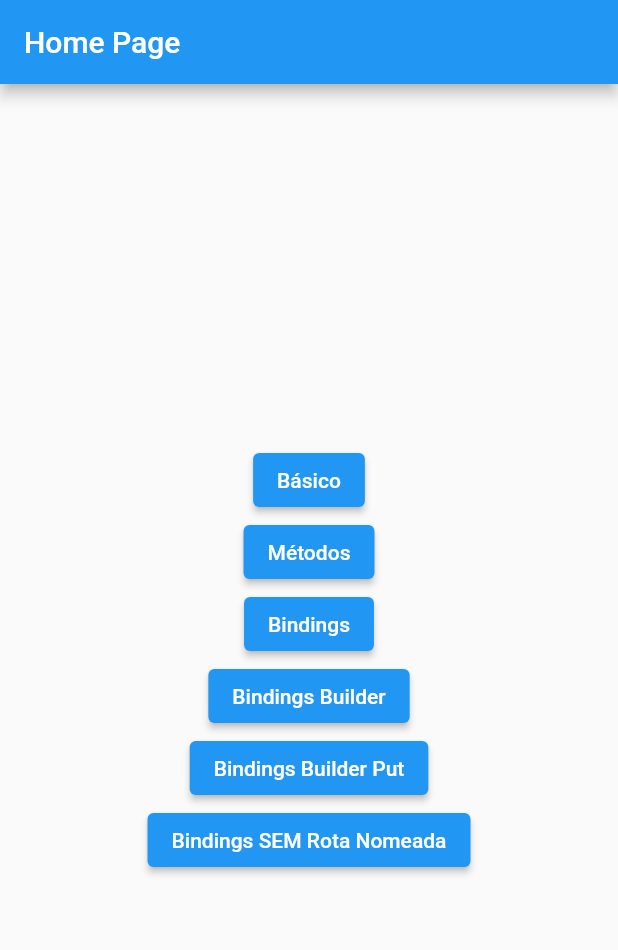
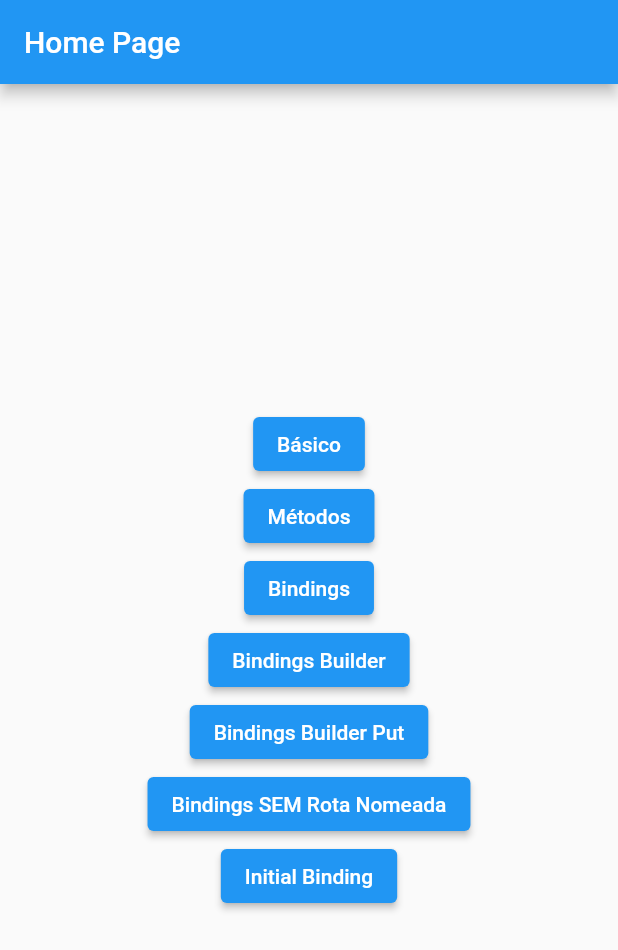
Before and after one commit to dariopmaciel/get_dependencias, a Flutter app: the screen it shows after launch, on a phone screen of 412 x 824 dp. Shown: the top 950 px of the screen. Run offline on Flutter 3.47's test engine with Material 3 defaults, Android fonts, the phone set to English and light mode, and no system bars; our stand-ins replace get, shared_preferences.

Commit message:
InitialBinding para manter os objetos por TODS a aplicação

```diff
--- a/lib/main.dart
+++ b/lib/main.dart
@@ -2,6 +2,8 @@ import 'package:flutter/material.dart';
 import 'package:get/get.dart';
 import 'package:get_dependencias/pages/basico/basico_home_page.dart';
 import 'package:get_dependencias/pages/home_page.dart';
+import 'package:get_dependencias/pages/initialBinding/initial_binding.dart';
+import 'package:get_dependencias/pages/initialBinding/initial_binding_page.dart';
 import 'package:get_dependencias/pages/metodos/bindings/bindings_controller.dart';
 import 'package:get_dependencias/pages/metodos/bindings/bindings_exemplo.dart';
 import 'package:get_dependencias/pages/metodos/bindings/home_bindings.dart';
@@ -23,6 +25,7 @@ class MyApp extends StatelessWidget {
   @override
   Widget build(BuildContext context) {
     return GetMaterialApp(
+      initialBinding: InitialBinding(),
       title: 'Flutter Demo',
       theme: ThemeData(
         primaryColor: Colors.blue,
@@ -55,13 +58,10 @@ class MyApp extends StatelessWidget {
             name:
                 '/bindings_builder', //não precisa criar outra classe para carregar dentro da rota
             binding: BindingsBuilder(() {
-            Get.put(
-              BindingsController(
-                  nome: 'Inicializado dentro do Bindings Builder'),
-            );
+              Get.put(BindingsController(
+                  nome: 'Inicializado dentro do Bindings Builder'));
             }),
-          page: () => const HomeBindings(),
-        ),
+            page: () => const HomeBindings()),
         GetPage(
             name:
                 '/bindings_builder_put', //passa a instancia e automaticamente disponibiliza o get.put
@@ -69,8 +69,10 @@ class MyApp extends StatelessWidget {
               () => BindingsController(
                   nome: 'Inicializado dentro do BindingsBuilderPut'),
             ),
-          page: () => const HomeBindings(),
-        ),
+            page: () => const HomeBindings()),
+        GetPage(
+            name: '/initial_binding_page',
+            page: () => const InitialBindingPage()),
       ],
     );
   }
--- a/lib/pages/home_page.dart
+++ b/lib/pages/home_page.dart
@@ -59,10 +59,17 @@ class HomePage extends StatelessWidget {
                 // Navigator.of(context).pushNamed('/bindings_builder_put');
                 Get.to(() => const HomeBindings(),
                     binding: BindingsBuilder.put(
-                      () => BindingsController(nome: '>>>Inicializado pelo Binding SEM rota!'),
+                      () => BindingsController(
+                          nome: '>>>Inicializado pelo Binding SEM rota!'),
                     ));
               },
               child: const Text("Bindings SEM Rota Nomeada"),
+            ),
+            ElevatedButton(
+              onPressed: () {
+                Get.toNamed('/initial_binding_page');
+              },
+              child: const Text('Initial Binding'),
             ),
           ],
         ),
--- /dev/null
+++ b/lib/pages/initialBinding/auth_model.dart
@@ -0,0 +1,13 @@
+// ignore_for_file: public_member_api_docs, sort_constructors_first
+class AuthModel {
+  String name;
+  String email;
+  String curso;
+  AuthModel({
+    required this.name,
+    required this.email,
+    required this.curso,
+  });
+
+
+}
```
Also changed, not shown: lib/pages/initialBinding/initial_binding.dart (added, +18 -0 lines), lib/pages/initialBinding/initial_binding_page.dart (added, +27 -0 lines). Lines whose indentation alone changed are shown as unchanged.
